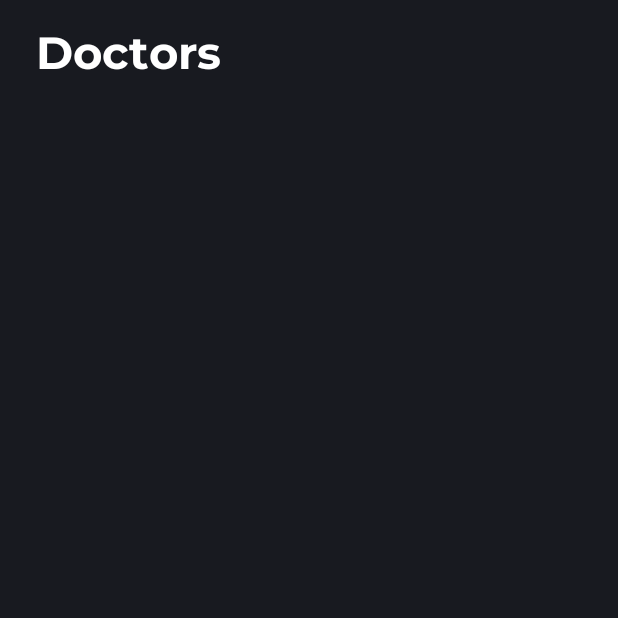
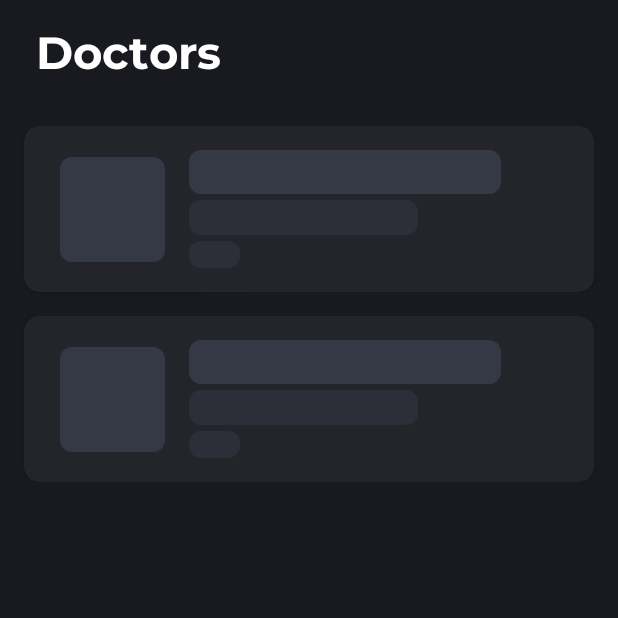
Before and after one commit to moshdev2213/ICare-Medicals, an Android app: the fragment DoctorFragment placed in its activity, on a phone screen of 412 x 824 dp, the top half of it. Run offline under Robolectric (Android 15) with nearby library versions, the phone set to English and light mode, and no system bars; our stand-ins replace Shimmer; 1 statement that could not run was skipped.

Commit message:
doneDoctorFetchingRemainToChannel

```diff
--- /dev/null
+++ b/frontend/IcareMobile/app/src/main/java/com/example/myapplication/APIServices/DoctorAPI.kt
@@ -0,0 +1,14 @@
+package com.example.myapplication.APIServices
+
+import com.example.myapplication.Entity.Doctor
+import retrofit2.Call
+import retrofit2.http.Body
+import retrofit2.http.GET
+import retrofit2.http.Path
+
+interface DoctorAPI {
+
+    @GET("/api/doctor/getAllDoctors/{status}")
+    fun getAllDoctors(@Path (value = "status") status:Int):Call<List<Doctor>>
+
+}
--- a/frontend/IcareMobile/app/src/main/java/com/example/myapplication/Fragment/DoctorFragment.kt
+++ b/frontend/IcareMobile/app/src/main/java/com/example/myapplication/Fragment/DoctorFragment.kt
@@ -1,60 +1,82 @@
 package com.example.myapplication.Fragment
 
+import android.content.Intent
 import android.os.Bundle
 import androidx.fragment.app.Fragment
 import android.view.LayoutInflater
 import android.view.View
 import android.view.ViewGroup
+import android.widget.Toast
+import androidx.recyclerview.widget.LinearLayoutManager
+import androidx.recyclerview.widget.RecyclerView
+import com.example.myapplication.APIServices.DoctorAPI
+import com.example.myapplication.Adapter.DoctorAdapter
+import com.example.myapplication.DoctorDetails
+import com.example.myapplication.Entity.Doctor
 import com.example.myapplication.R
+import com.example.myapplication.RetrofitService.RetrofitService
+import com.facebook.shimmer.ShimmerFrameLayout
+import retrofit2.Call
+import retrofit2.Callback
+import retrofit2.Response
 
-// TODO: Rename parameter arguments, choose names that match
-// the fragment initialization parameters, e.g. ARG_ITEM_NUMBER
-private const val ARG_PARAM1 = "param1"
-private const val ARG_PARAM2 = "param2"
-
-/**
- * A simple [Fragment] subclass.
- * Use the [DoctorFragment.newInstance] factory method to
- * create an instance of this fragment.
- */
 class DoctorFragment : Fragment() {
-    // TODO: Rename and change types of parameters
-    private var param1: String? = null
-    private var param2: String? = null
-
-    override fun onCreate(savedInstanceState: Bundle?) {
-        super.onCreate(savedInstanceState)
-        arguments?.let {
-            param1 = it.getString(ARG_PARAM1)
-            param2 = it.getString(ARG_PARAM2)
-        }
-    }
-
+    private lateinit var rvFragDocList :RecyclerView
+    private lateinit var adapter: DoctorAdapter
+    private lateinit var shimmerDocFrag: ShimmerFrameLayout
     override fun onCreateView(
         inflater: LayoutInflater, container: ViewGroup?,
         savedInstanceState: Bundle?
     ): View? {
         // Inflate the layout for this fragment
-        return inflater.inflate(R.layout.fragment_doctor, container, false)
+        val view =  inflater.inflate(R.layout.fragment_doctor, container, false)
+        shimmerDocFrag = view.findViewById(R.id.shimmerDocFrag)
+        shimmerDocFrag.startShimmer()
+        initRecyclerView(view)
+
+        return view
+    }
+    private fun initRecyclerView(view: View){
+        rvFragDocList = view.findViewById(R.id.rvFragDocList)
+        rvFragDocList.layoutManager=LinearLayoutManager(requireContext())
+        adapter = DoctorAdapter {
+            doctor: Doctor ->doctorCardClicked(doctor)
+        }
+        rvFragDocList.adapter = adapter
+        fetchData()
     }
 
-    companion object {
-        /**
-         * Use this factory method to create a new instance of
-         * this fragment using the provided parameters.
-         *
-         * @param param1 Parameter 1.
-         * @param param2 Parameter 2.
-         * @return A new instance of fragment DoctorFragment.
-         */
-        // TODO: Rename and change types and number of parameters
-        @JvmStatic
-        fun newInstance(param1: String, param2: String) =
-            DoctorFragment().apply {
-                arguments = Bundle().apply {
-                    putString(ARG_PARAM1, param1)
-                    putString(ARG_PARAM2, param2)
+    private fun doctorCardClicked(doctor: Doctor) {
+        val bundle = Bundle()
+        bundle.putSerializable("doctor", doctor)
+
+        val intent = Intent(requireContext(),DoctorDetails::class.java)
+        intent.putExtras(bundle)
+        startActivity(intent)
+    }
+
+    private fun fetchData(){
+        val retrofitService= RetrofitService()
+        val getList =retrofitService.getRetrofit().create(DoctorAPI::class.java)
+
+        val call:Call<List<Doctor>> = getList.getAllDoctors(1)
+        call.enqueue(object :Callback<List<Doctor>>{
+            override fun onResponse(call: Call<List<Doctor>>, response: Response<List<Doctor>>) {
+                if(response.isSuccessful){
+                    if (response.body()!=null){
+                        adapter.setList(response.body()!!)
+                        shimmerDocFrag.stopShimmer()
+                        shimmerDocFrag.visibility = View.GONE
+                        rvFragDocList.visibility = View.VISIBLE
+                    }
+                }else{
+                    Toast.makeText(requireContext(),"Invalid response", Toast.LENGTH_SHORT).show()
                 }
             }
+            override fun onFailure(call: Call<List<Doctor>>, t: Throwable) {
+                Toast.makeText(requireContext(),"Server Error", Toast.LENGTH_SHORT).show()
+            }
+        })
+
     }
 }
--- /dev/null
+++ b/frontend/IcareMobile/app/src/main/res/drawable/rounded_text_bg.xml
@@ -0,0 +1,5 @@
+<!-- res/drawable/rounded_background.xml -->
+<shape xmlns:android="http://schemas.android.com/apk/res/android">
+    <solid android:color="@color/shimmerOnText" />
+    <corners android:radius="8dp" /> <!-- Adjust the radius as needed -->
+</shape>
--- /dev/null
+++ b/frontend/IcareMobile/app/src/main/res/layout/doctor_item_shimmer.xml
@@ -0,0 +1,170 @@
+<?xml version="1.0" encoding="utf-8"?>
+<androidx.constraintlayout.widget.ConstraintLayout
+    xmlns:android="http://schemas.android.com/apk/res/android"
+    xmlns:app="http://schemas.android.com/apk/res-auto"
+    xmlns:tools="http://schemas.android.com/tools"
+    android:layout_width="match_parent"
+    android:layout_height="match_parent">
+
+    <com.google.android.material.card.MaterialCardView
+        android:id="@+id/cvDoctorShimmerCard"
+        android:layout_width="match_parent"
+        android:layout_height="wrap_content"
+        android:layout_marginStart="16dp"
+        android:layout_marginTop="16dp"
+        android:layout_marginEnd="16dp"
+        android:clickable="true"
+        app:cardBackgroundColor="@color/bg_secondary"
+        app:cardCornerRadius="10dp"
+        app:layout_constraintEnd_toEndOf="parent"
+        app:layout_constraintStart_toStartOf="parent"
+        app:layout_constraintTop_toTopOf="parent">
+
+        <androidx.constraintlayout.widget.ConstraintLayout
+            android:layout_width="match_parent"
+            android:layout_height="match_parent">
+
+            <com.google.android.material.imageview.ShapeableImageView
+                android:id="@+id/imgDoctorPic"
+                android:layout_width="70dp"
+                android:layout_height="70dp"
+                android:layout_marginStart="24dp"
+                android:layout_marginTop="16dp"
+                android:layout_marginBottom="16dp"
+                android:scaleType="centerCrop"
+                android:src="@color/shimmerOnText"
+                app:layout_constraintBottom_toBottomOf="parent"
+                app:layout_constraintStart_toStartOf="parent"
+                app:layout_constraintTop_toTopOf="parent"
+                app:shapeAppearanceOverlay="@style/roundedImageView" />
+
+            <TextView
+                android:id="@+id/tvDoctorShimmerName"
+                android:layout_width="wrap_content"
+                android:layout_height="wrap_content"
+                android:layout_marginStart="16dp"
+                android:layout_marginTop="16dp"
+                android:background="@drawable/rounded_text_bg"
+                android:fontFamily="@font/montserrat_bold"
+                android:text="Dr.  Samantha Willy"
+                android:textColor="@color/shimmerOnText"
+                android:textSize="20sp"
+                app:layout_constraintStart_toEndOf="@+id/imgDoctorPic"
+                app:layout_constraintTop_toTopOf="parent" />
+
+            <TextView
+                android:id="@+id/tvDocShimmerSpecializing"
+                android:layout_width="wrap_content"
+                android:layout_height="wrap_content"
+                android:layout_marginStart="16dp"
+                android:layout_marginTop="4dp"
+                android:alpha="0.5"
+                android:background="@drawable/rounded_text_bg"
+                android:fontFamily="@font/montserrat_medium"
+                android:text="Eye Care Specialist"
+                android:textColor="@color/shimmerOnText"
+                android:textSize="16sp"
+                app:layout_constraintStart_toEndOf="@+id/imgDoctorPic"
+                app:layout_constraintTop_toBottomOf="@+id/tvDoctorShimmerName" />
+
+            <TextView
+                android:id="@+id/tvDocShimmerSpecializing2"
+                android:layout_width="wrap_content"
+                android:layout_height="wrap_content"
+                android:layout_marginStart="16dp"
+                android:layout_marginTop="4dp"
+                android:layout_marginBottom="16dp"
+                android:alpha="0.5"
+                android:background="@drawable/rounded_text_bg"
+                android:fontFamily="@font/montserrat_medium"
+                android:text="email"
+                android:textColor="@color/shimmerOnText"
+                android:textSize="12sp"
+                app:layout_constraintBottom_toBottomOf="parent"
+                app:layout_constraintStart_toEndOf="@+id/imgDoctorPic"
+                app:layout_constraintTop_toBottomOf="@+id/tvDocShimmerSpecializing" />
+
+        </androidx.constraintlayout.widget.ConstraintLayout>
+    </com.google.android.material.card.MaterialCardView>
+
+    <com.google.android.material.card.MaterialCardView
+        android:id="@+id/cvDoctorShimmerCard02"
+        android:layout_width="match_parent"
+        android:layout_height="wrap_content"
+        android:layout_marginStart="16dp"
+        android:layout_marginTop="16dp"
+        android:layout_marginEnd="16dp"
+        android:clickable="true"
+        app:cardBackgroundColor="@color/bg_secondary"
+        app:cardCornerRadius="10dp"
+        app:layout_constraintEnd_toEndOf="parent"
+        app:layout_constraintStart_toStartOf="parent"
+        app:layout_constraintTop_toBottomOf="@+id/cvDoctorShimmerCard">
+
+        <androidx.constraintlayout.widget.ConstraintLayout
+            android:layout_width="match_parent"
+            android:layout_height="match_parent">
+
+            <com.google.android.material.imageview.ShapeableImageView
+                android:id="@+id/imgDoctorPic"
+                android:layout_width="70dp"
+                android:layout_height="70dp"
+                android:layout_marginStart="24dp"
+                android:layout_marginTop="16dp"
+                android:layout_marginBottom="16dp"
+                android:scaleType="centerCrop"
+                android:src="@color/shimmerOnText"
+                app:layout_constraintBottom_toBottomOf="parent"
+                app:layout_constraintStart_toStartOf="parent"
+                app:layout_constraintTop_toTopOf="parent"
+                app:shapeAppearanceOverlay="@style/roundedImageView" />
+
+            <TextView
+                android:id="@+id/tvDoctorShimmerName"
+                android:layout_width="wrap_content"
+                android:layout_height="wrap_content"
+                android:layout_marginStart="16dp"
+                android:layout_marginTop="16dp"
+                android:background="@drawable/rounded_text_bg"
+                android:fontFamily="@font/montserrat_bold"
+                android:text="Dr.  Samantha Willy"
+                android:textColor="@color/shimmerOnText"
+                android:textSize="20sp"
+                app:layout_constraintStart_toEndOf="@+id/imgDoctorPic"
+                app:layout_constraintTop_toTopOf="parent" />
+
+            <TextView
+                android:id="@+id/tvDocShimmerSpecializing"
+                android:layout_width="wrap_content"
+                android:layout_height="wrap_content"
+                android:layout_marginStart="16dp"
+                android:layout_marginTop="4dp"
+                android:alpha="0.5"
+                android:background="@drawable/rounded_text_bg"
+                android:fontFamily="@font/montserrat_medium"
+                android:text="Eye Care Specialist"
+                android:textColor="@color/shimmerOnText"
+                android:textSize="16sp"
+                app:layout_constraintStart_toEndOf="@+id/imgDoctorPic"
+                app:layout_constraintTop_toBottomOf="@+id/tvDoctorShimmerName" />
+
+            <TextView
+                android:id="@+id/tvDocShimmerSpecializing2"
+                android:layout_width="wrap_content"
+                android:layout_height="wrap_content"
+                android:layout_marginStart="16dp"
+                android:layout_marginTop="4dp"
+                android:layout_marginBottom="16dp"
+                android:alpha="0.5"
+                android:background="@drawable/rounded_text_bg"
+                android:fontFamily="@font/montserrat_medium"
+                android:text="email"
+                android:textColor="@color/shimmerOnText"
+                android:textSize="12sp"
+                app:layout_constraintBottom_toBottomOf="parent"
+                app:layout_constraintStart_toEndOf="@+id/imgDoctorPic"
+                app:layout_constraintTop_toBottomOf="@+id/tvDocShimmerSpecializing" />
+
+        </androidx.constraintlayout.widget.ConstraintLayout>
+    </com.google.android.material.card.MaterialCardView>
+</androidx.constraintlayout.widget.ConstraintLayout>
--- a/frontend/IcareMobile/app/src/main/res/layout/fragment_doctor.xml
+++ b/frontend/IcareMobile/app/src/main/res/layout/fragment_doctor.xml
@@ -11,6 +11,32 @@
     <androidx.constraintlayout.widget.ConstraintLayout
         android:layout_width="match_parent"
         android:layout_height="match_parent">
+
+        <com.facebook.shimmer.ShimmerFrameLayout
+            android:id="@+id/shimmerDocFrag"
+            android:layout_width="match_parent"
+            android:layout_height="wrap_content"
+            android:layout_marginTop="8dp"
+            android:visibility="visible"
+            app:layout_constraintEnd_toEndOf="parent"
+            app:layout_constraintStart_toStartOf="parent"
+            app:layout_constraintTop_toBottomOf="@+id/textView40">
+
+            <androidx.constraintlayout.widget.ConstraintLayout
+                android:id="@+id/shimmerHome"
+                android:layout_width="match_parent"
+                android:layout_height="match_parent"
+                android:visibility="visible">
+
+                <include
+                    layout="@layout/doctor_item_shimmer"
+                    app:layout_constraintBottom_toBottomOf="parent"
+                    app:layout_constraintEnd_toEndOf="parent"
+                    app:layout_constraintStart_toStartOf="parent"
+                    app:layout_constraintTop_toTopOf="parent"></include>
+            </androidx.constraintlayout.widget.ConstraintLayout>
+
+        </com.facebook.shimmer.ShimmerFrameLayout>
 
         <TextView
             android:id="@+id/textView40"
@@ -26,6 +52,8 @@
             app:layout_constraintTop_toTopOf="parent" />
 
         <androidx.recyclerview.widget.RecyclerView
+            android:id="@+id/rvFragDocList"
+            android:visibility="gone"
             android:layout_width="match_parent"
             android:layout_height="wrap_content"
             android:layout_marginTop="8dp"
```
Also changed, not shown: frontend/IcareMobile/app/src/main/java/com/example/myapplication/Adapter/DoctorAdapter.kt (added, +56 -0 lines), frontend/IcareMobile/app/src/main/java/com/example/myapplication/DoctorDetails.kt (+57 -0 lines), frontend/IcareMobile/app/src/main/java/com/example/myapplication/Entity/Doctor.kt (added, +16 -0 lines), frontend/IcareMobile/app/src/main/res/layout/activity_doctor_details.xml (+53 -56 lines), frontend/IcareMobile/app/src/main/res/layout/doctor_item.xml (+29 -14 lines).
